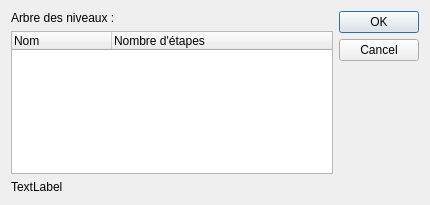
Before: the Qt Designer form ComputreeGui/view/MainView/gfavoritesmenudialog.ui in computree/computree-v3, drawn with Qt 5.
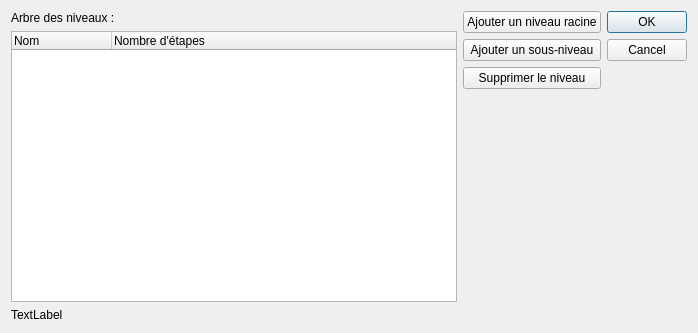
After: the same form once the commit is applied.

Commit message:
Mise à jour :
- Ajout de boutons d'ajout/suppression dans la vue de gestion des favoris
- Ajout d'un texte informant l'utilisateur d'ajouter au moins un niveau pour ajouter son étape aux favoris quand il n'y a pas de niveau

```diff
--- a/ComputreeGui/view/MainView/gfavoritesmenudialog.ui
+++ b/ComputreeGui/view/MainView/gfavoritesmenudialog.ui
@@ -6,8 +6,8 @@
    <rect>
     <x>0</x>
     <y>0</y>
-    <width>430</width>
-    <height>205</height>
+    <width>698</width>
+    <height>333</height>
    </rect>
   </property>
   <property name="windowTitle">
@@ -44,6 +44,47 @@
        </item>
       </layout>
      </item>
+     <item>
+      <layout class="QVBoxLayout" name="verticalLayout_3">
+       <property name="leftMargin">
+        <number>0</number>
+       </property>
+       <item>
+        <widget class="QPushButton" name="pushButtonAddRootLevel">
+         <property name="text">
+          <string>Ajouter un niveau racine</string>
+         </property>
+        </widget>
+       </item>
+       <item>
+        <widget class="QPushButton" name="pushButtonAddSubLevel">
+         <property name="text">
+          <string>Ajouter un sous-niveau</string>
+         </property>
+        </widget>
+       </item>
+       <item>
+        <widget class="QPushButton" name="pushButtonRemoveLevel">
+         <property name="text">
+          <string>Supprimer le niveau</string>
+         </property>
+        </widget>
+       </item>
+       <item>
+        <spacer name="verticalSpacer">
+         <property name="orientation">
+          <enum>Qt::Vertical</enum>
+         </property>
+         <property name="sizeHint" stdset="0">
+          <size>
+           <width>20</width>
+           <height>40</height>
+          </size>
+         </property>
+        </spacer>
+       </item>
+      </layout>
+     </item>
      <item>
       <widget class="QDialogButtonBox" name="buttonBox">
        <property name="orientation">
```
The commit also changes 2 other files.
